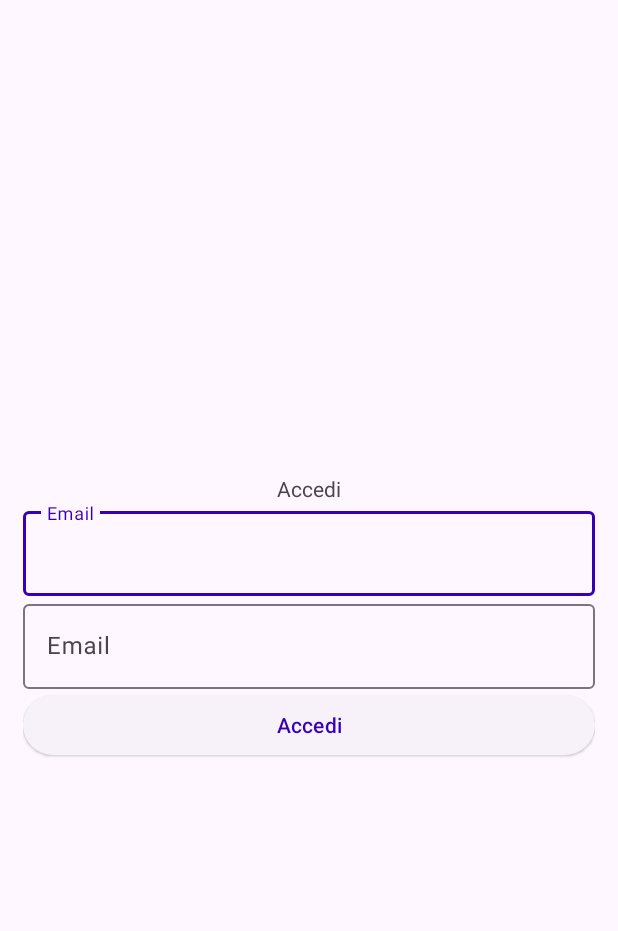
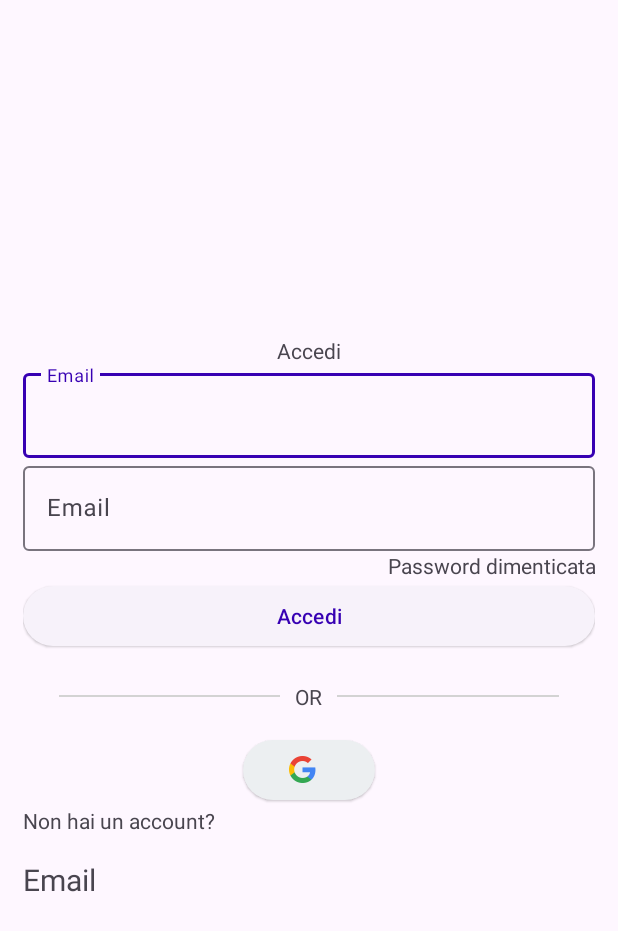
Before and after one commit to MarcoSpino/MFL, an Android app: the log screen opened directly, with no data from a screen before it, on a phone screen of 412 x 824 dp. Shown: the top 931 px of the screen. Run offline under Robolectric (Android 15) with nearby library versions, the phone set to English and light mode, and no system bars; our stand-ins replace Firebase (no records; nobody signed in at launch, a user with empty details on screens opened directly); Roboto replaces fonts that are not available here.

Commit message:
Inizio sistemazione logIn (parte3)

```diff
--- a/app/src/main/res/layout/log_login.xml
+++ b/app/src/main/res/layout/log_login.xml
@@ -48,6 +48,13 @@
             />
     </com.google.android.material.textfield.TextInputLayout>
 
+    <!-- Password dimenticata-->
+    <TextView
+        android:layout_width="match_parent"
+        android:layout_height="wrap_content"
+        android:gravity="right"
+        android:text="@string/passdime"/>
+
 
     <!-- Button for Login with text "Login" -->
     <Button
@@ -59,6 +66,84 @@
         android:text="@string/accedi"
         />
 
+    <RelativeLayout
+        android:id="@+id/relative_layout"
+        android:layout_width="match_parent"
+        android:layout_height="wrap_content"
+        android:layout_marginTop="20dp"
+        app:layout_constraintEnd_toEndOf="parent"
+        app:layout_constraintStart_toStartOf="parent"
+        app:layout_constraintTop_toBottomOf="@id/login">
+
+        <View
+            android:layout_width="wrap_content"
+            android:layout_height="1dp"
+            android:layout_centerVertical="true"
+            android:layout_marginStart="24dp"
+            android:layout_toStartOf="@id/textview_or"
+            android:background="@color/light_grey" />
+
+        <TextView
+            android:id="@+id/textview_or"
+            android:layout_width="wrap_content"
+            android:layout_height="wrap_content"
+            android:layout_centerInParent="true"
+            android:layout_marginLeft="10dp"
+            android:layout_marginRight="10dp"
+            android:text="@string/txt_or" />
+
+        <View
+            android:layout_width="wrap_content"
+            android:layout_height="1dp"
+            android:layout_centerVertical="true"
+            android:layout_marginEnd="24dp"
+            android:layout_toEndOf="@id/textview_or"
+            android:background="@color/light_grey" />
+
+    </RelativeLayout>
+
+    <LinearLayout
+        android:layout_width="match_parent"
+        android:layout_height="wrap_content"
+        android:orientation="vertical"
+        android:gravity="center" >
+
+        <Button
+            android:id="@+id/button_google_login"
+            android:layout_width="wrap_content"
+            android:layout_height="wrap_content"
+            android:gravity="center"
+            android:layout_marginTop="15dp"
+            android:textSize="14sp"
+            android:textColor="@color/google_login_text"
+            app:backgroundTint="@color/google_login_button"
+            app:icon="@drawable/googleg_standard_color_18"
+            app:iconGravity="textStart"
+            app:iconTint="@null"
+            style="@style/Widget.Material3.Button.ElevatedButton"
+            app:layout_constraintEnd_toEndOf="parent"
+            app:layout_constraintStart_toStartOf="parent"
+            app:layout_constraintTop_toBottomOf="@+id/relative_layout" />
+    </LinearLayout>
+
+
+
+    <TextView
+        android:layout_width="wrap_content"
+        android:layout_height="wrap_content"
+        android:gravity="center"
+        android:text="@string/noaccount"/>
+    <TextView
+        android:id="@+id/textView1"
+        android:layout_width="wrap_content"
+        android:layout_height="wrap_content"
+        android:layout_alignParentTop="true"
+        android:layout_centerHorizontal="true"
+        android:layout_marginTop="16dp"
+        android:clickable="true"
+        android:onClick="serve"
+        android:text="@string/email"
+        android:textSize="20dp" />
 
     <!-- ProgressBar for Loading Time -->
     <ProgressBar
--- a/app/src/main/res/values/colors.xml
+++ b/app/src/main/res/values/colors.xml
@@ -146,5 +146,7 @@
     <color name="medium_blue">#0000CD</color>
     <color name="dark_blue">#00008B</color>
     <color name="navy">#000080</color>
+    <color name="google_login_text">#616161</color>
+    <color name="google_login_button">#eceff1</color>
 
 </resources>
--- a/app/src/main/res/values/strings.xml
+++ b/app/src/main/res/values/strings.xml
@@ -5,5 +5,8 @@
     <string name="accedi" translatable="false">Accedi</string>
     <string name="email" translatable="false">Email</string>
     <string name="password" translatable="false">Password</string>
+    <string name="passdime" translatable="false">Password dimenticata</string>
+    <string name="txt_or" translatable="false">OR</string>
+    <string name="noaccount" translatable="false">Non hai un account?</string>
 
 </resources>
```
Lines whose indentation alone changed are shown as unchanged.
